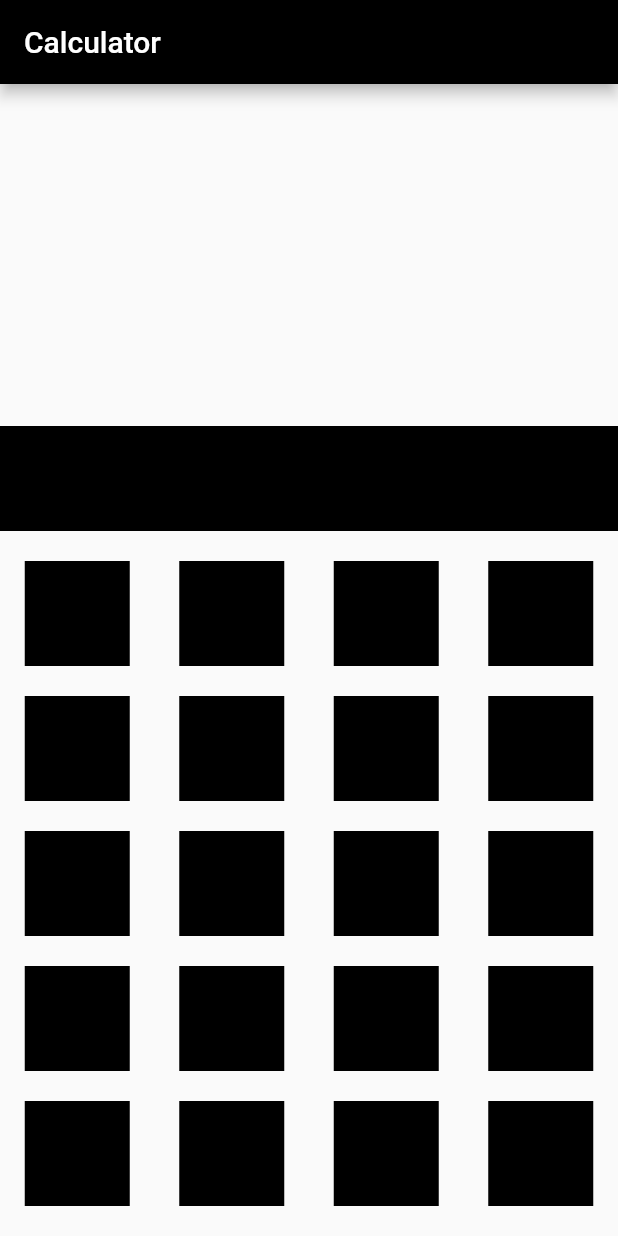
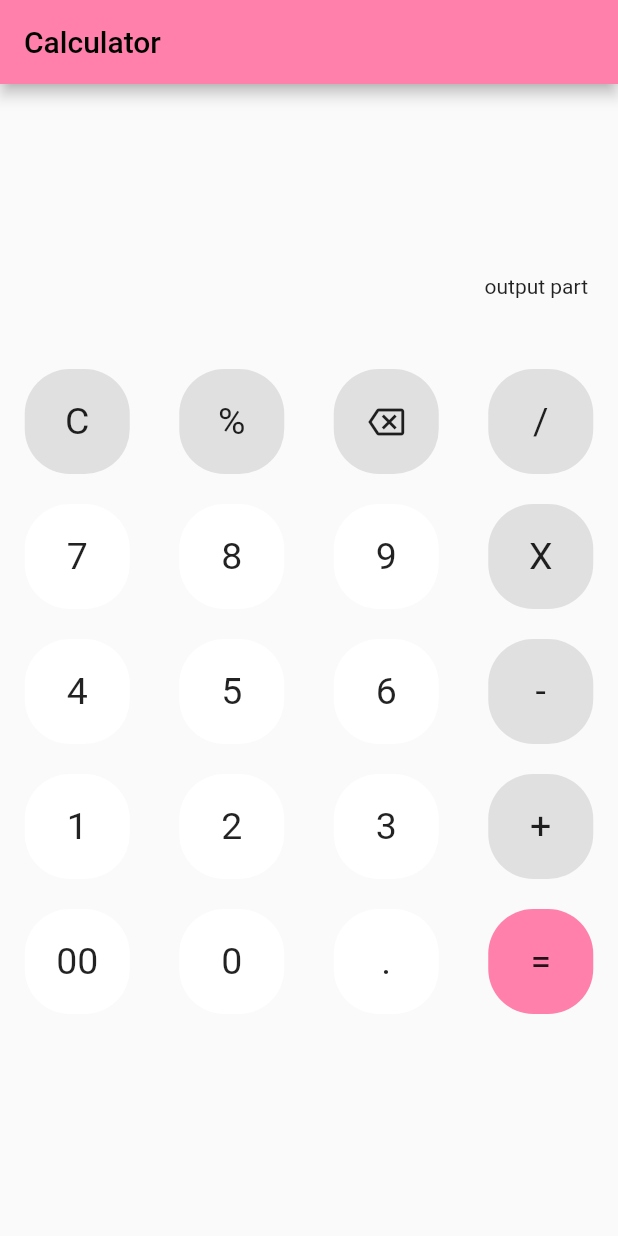
Before and after one commit to AroojAslam/Calculator, a Flutter app: the screen it shows after launch, on a phone screen of 412 x 824 dp. Run offline on Flutter 3.47's test engine with Material 2 defaults, Android fonts, the phone set to English and light mode, and no system bars.

Commit message:
set interface

```diff
--- a/Calculator/lib/main.dart
+++ b/Calculator/lib/main.dart
@@ -15,30 +15,36 @@ class _CalculatorState extends State<Calculator> {
   @override
   Widget build(BuildContext context) {
     return MaterialApp(
+      debugShowCheckedModeBanner: false,
       home:Scaffold(
         appBar: AppBar(
-          backgroundColor: Colors.black,
-            title: Text('Calculator')
+          backgroundColor: Colors.pinkAccent.shade100,
+            title: Text('Calculator',style: TextStyle(color:Colors.black),)
         ),
         body: Container(
           child:Column(
             mainAxisAlignment: MainAxisAlignment.spaceBetween,
             children: [
-              Column(
-                children: [
 
-                ],
-              ),
               Column(
                 mainAxisAlignment: MainAxisAlignment.end,
                 children: [
+                  SizedBox(
+                    height: 100,
+                  ),
                   Container(
                     alignment: Alignment.centerRight,
                     height: 70,
                     width: 500,
-                    color: Colors.black,
-                    child: Text('output part'),
+                    decoration: BoxDecoration(
+                      color: Colors.transparent,
+                      borderRadius: BorderRadius.circular(30),
+                    ),
+                    child:Padding(padding:  EdgeInsets.all(20),
+                    child:  Text('output part',
+                    ),),
                   ),
+
                   SizedBox(
                     height: 20,
                   ),
@@ -46,24 +52,44 @@ class _CalculatorState extends State<Calculator> {
                     mainAxisAlignment: MainAxisAlignment.spaceAround,
                     children: [
                       Container(
+                        alignment: Alignment.center,
                         height: 70,
                         width: 70,
-                        color: Colors.black,
+                        decoration:BoxDecoration(
+                            color: Colors.grey.shade300,
+                            borderRadius: BorderRadius.circular(30)
+                        ) ,
+                        child:Text('C' ,style: TextStyle(fontSize: 25, )) ,
                       ),
                       Container(
+                        alignment: Alignment.center,
                         height: 70,
                         width: 70,
-                        color: Colors.black,
+                        decoration:BoxDecoration(
+                            color: Colors.grey.shade300,
+                            borderRadius: BorderRadius.circular(30)
+                        ) ,
+                        child:Text('%' ,style: TextStyle(fontSize: 25, )) ,
                       ),
                       Container(
+                        alignment: Alignment.center,
                         height: 70,
                         width: 70,
-                        color: Colors.black,
+                        decoration:BoxDecoration(
+                            color: Colors.grey.shade300,
+                            borderRadius: BorderRadius.circular(30)
+                        ) ,
+                        child:Icon(Icons.backspace_outlined),
                       ),
                       Container(
+                        alignment: Alignment.center,
                         height: 70,
                         width: 70,
-                        color: Colors.black,
+                        decoration:BoxDecoration(
+                            color:  Colors.grey.shade300,
+                            borderRadius: BorderRadius.circular(30)
+                        ) ,
+                        child:Text('/' ,style: TextStyle(fontSize: 25, )) ,
                       ),
                     ],
                   ),
@@ -74,24 +100,44 @@ class _CalculatorState extends State<Calculator> {
                     mainAxisAlignment: MainAxisAlignment.spaceAround,
                     children: [
                       Container(
+                        alignment: Alignment.center,
                         height: 70,
                         width: 70,
-                        color: Colors.black,
+                        decoration:BoxDecoration(
+                            color: Colors.white,
+                            borderRadius: BorderRadius.circular(30)
+                        ) ,
+                        child:Text('7' ,style: TextStyle(fontSize: 25, )) ,
                       ),
                       Container(
+                        alignment: Alignment.center,
                         height: 70,
                         width: 70,
-                        color: Colors.black,
+                        decoration:BoxDecoration(
+                            color: Colors.white,
+                            borderRadius: BorderRadius.circular(30)
+                        ) ,
+                        child:Text('8' ,style: TextStyle(fontSize: 25, )) ,
                       ),
                       Container(
+                        alignment: Alignment.center,
                         height: 70,
                         width: 70,
-                        color: Colors.black,
+                        decoration:BoxDecoration(
+                            color: Colors.white,
+                            borderRadius: BorderRadius.circular(30)
+                        ) ,
+                        child:Text('9' ,style: TextStyle(fontSize: 25, )) ,
                       ),
                       Container(
+                        alignment: Alignment.center,
                         height: 70,
                         width: 70,
-                        color: Colors.black,
+                        decoration:BoxDecoration(
+                            color:  Colors.grey.shade300,
+                            borderRadius: BorderRadius.circular(30)
+                        ) ,
+                        child:Text('X' ,style: TextStyle(fontSize: 25, )) ,
                       ),
                     ],
                   ),
@@ -102,24 +148,44 @@ class _CalculatorState extends State<Calculator> {
                     mainAxisAlignment: MainAxisAlignment.spaceAround,
                     children: [
                       Container(
+                        alignment: Alignment.center,
                         height: 70,
                         width: 70,
-                        color: Colors.black,
+                        decoration:BoxDecoration(
+                            color: Colors.white,
+                            borderRadius: BorderRadius.circular(30)
+                        ) ,
+                        child:Text('4' ,style: TextStyle(fontSize: 25, )) ,
                       ),
                       Container(
+                        alignment: Alignment.center,
                         height: 70,
                         width: 70,
-                        color: Colors.black,
+                        decoration:BoxDecoration(
+                            color: Colors.white,
+                            borderRadius: BorderRadius.circular(30)
+                        ) ,
+                        child:Text('5' ,style: TextStyle(fontSize: 25, )) ,
                       ),
                       Container(
+                        alignment: Alignment.center,
                         height: 70,
                         width: 70,
-                        color: Colors.black,
+                        decoration:BoxDecoration(
+                            color: Colors.white,
+                            borderRadius: BorderRadius.circular(30)
+                        ) ,
+                        child:Text('6' ,style: TextStyle(fontSize: 25, )) ,
                       ),
                       Container(
+                        alignment: Alignment.center,
                         height: 70,
                         width: 70,
-                        color: Colors.black,
+                        decoration:BoxDecoration(
+                            color:  Colors.grey.shade300,
+                            borderRadius: BorderRadius.circular(30)
+                        ) ,
+                        child:Text('-' ,style: TextStyle(fontSize: 25, )) ,
                       ),
                     ],
                   ),
@@ -130,24 +196,44 @@ class _CalculatorState extends State<Calculator> {
                     mainAxisAlignment: MainAxisAlignment.spaceAround,
                     children: [
                       Container(
+                        alignment: Alignment.center,
                         height: 70,
                         width: 70,
-                        color: Colors.black,
+                        decoration:BoxDecoration(
+                            color:  Colors.white,
+                            borderRadius: BorderRadius.circular(30)
+                        ) ,
+                        child:Text('1' ,style: TextStyle(fontSize: 25, )) ,
                       ),
                       Container(
+                        alignment: Alignment.center,
                         height: 70,
                         width: 70,
-                        color: Colors.black,
+                        decoration:BoxDecoration(
+                            color:  Colors.white,
+                            borderRadius: BorderRadius.circular(30)
+                        ) ,
+                        child:Text('2' ,style: TextStyle(fontSize: 25, )) ,
                       ),
                       Container(
+                        alignment: Alignment.center,
                         height: 70,
                         width: 70,
-                        color: Colors.black,
+                        decoration:BoxDecoration(
+                            color: Colors.white,
+                            borderRadius: BorderRadius.circular(30)
+                        ) ,
+                        child:Text('3' ,style: TextStyle(fontSize: 25, )) ,
                       ),
                       Container(
+                        alignment: Alignment.center,
                         height: 70,
                         width: 70,
-                        color: Colors.black,
+                        decoration:BoxDecoration(
+                            color:  Colors.grey.shade300,
+                            borderRadius: BorderRadius.circular(30)
+                        ) ,
+                        child:Text('+' ,style: TextStyle(fontSize: 25, )) ,
                       ),
                     ],
                   ),
@@ -158,24 +244,44 @@ class _CalculatorState extends State<Calculator> {
                     mainAxisAlignment: MainAxisAlignment.spaceAround,
                     children: [
                       Container(
+                        alignment: Alignment.center,
                         height: 70,
                         width: 70,
-                        color: Colors.black,
+                        decoration:BoxDecoration(
+                            color: Colors.white,
+                            borderRadius: BorderRadius.circular(30)
+                        ) ,
+                        child:Text('00' ,style: TextStyle(fontSize: 25, )) ,
                       ),
                       Container(
+                        alignment: Alignment.center,
                         height: 70,
                         width: 70,
-                        color: Colors.black,
+                        decoration:BoxDecoration(
+                            color: Colors.white,
+                            borderRadius: BorderRadius.circular(30)
+                        ) ,
+                        child:Text('0' ,style: TextStyle(fontSize: 25, )) ,
                       ),
                       Container(
+                        alignment: Alignment.center,
                         height: 70,
                         width: 70,
-                        color: Colors.black,
+                        decoration:BoxDecoration(
+                            color: Colors.white,
+                            borderRadius: BorderRadius.circular(30)
+                        ) ,
+                        child:Text('.' ,style: TextStyle(fontSize: 25, )) ,
                       ),
                       Container(
+                        alignment: Alignment.center,
                         height: 70,
                         width: 70,
-                        color: Colors.black,
+                        decoration:BoxDecoration(
+                            color: Colors.pinkAccent.shade100,
+                            borderRadius: BorderRadius.circular(30)
+                        ) ,
+                        child:Text('=' ,style: TextStyle(fontSize: 25, )) ,
                       ),
                     ],
                   ),
```
